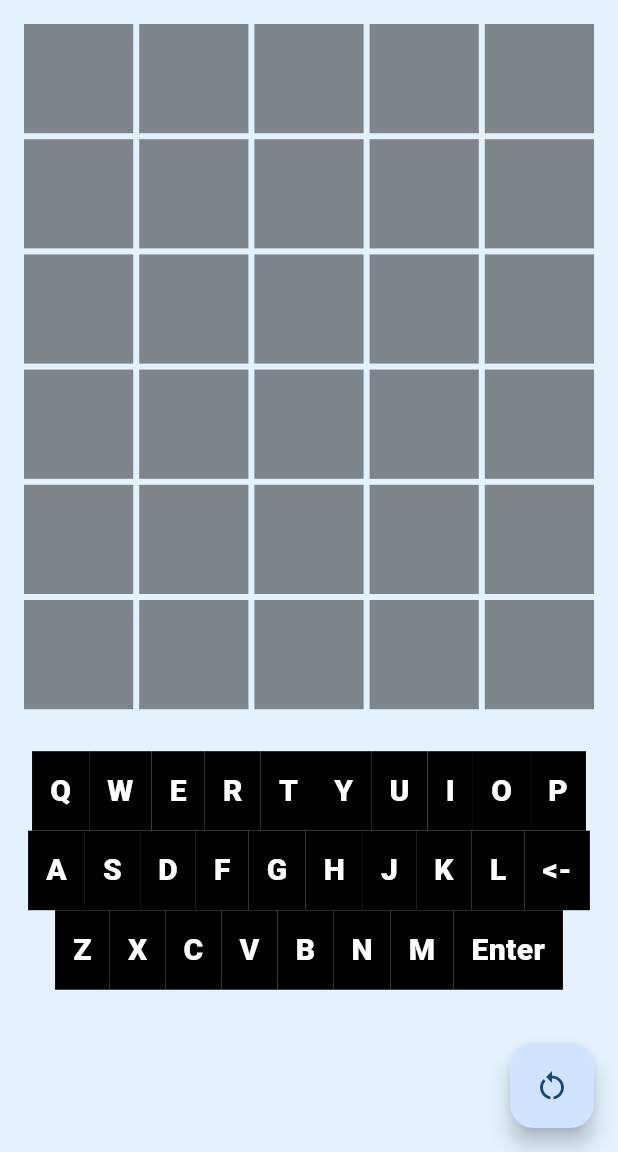
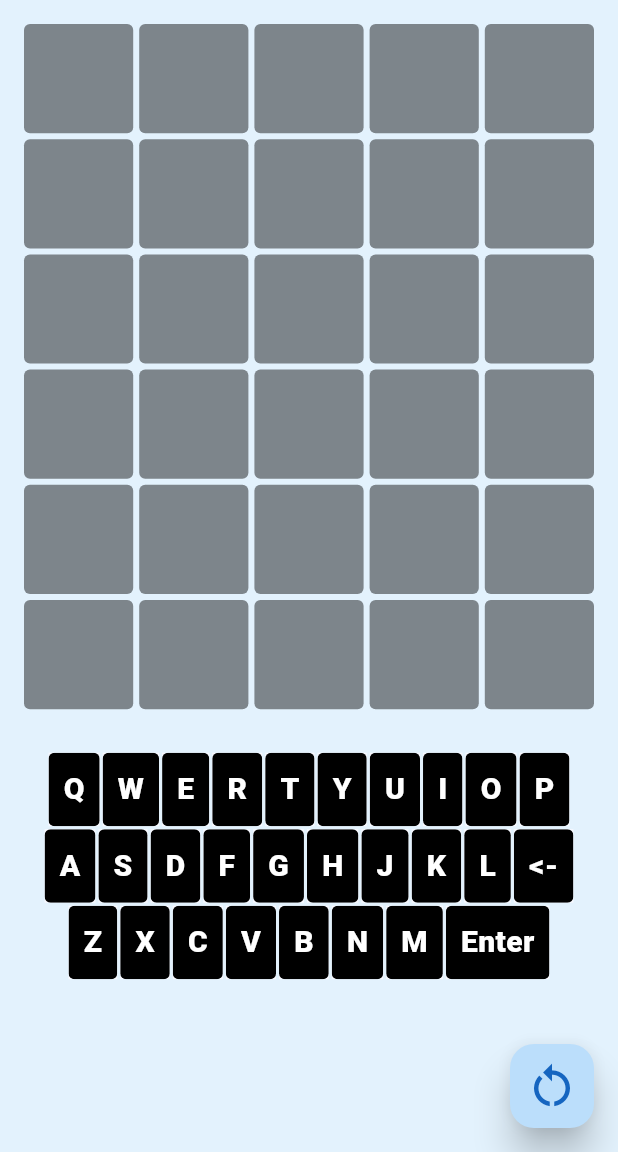
Before and after one commit to SophieHogg/wordle_flutter, a Flutter app: the screen it shows after launch, on a phone screen of 412 x 824 dp, the part 84-1236 px from its top. Run offline on Flutter 3.47's test engine with Material 3 defaults, Android fonts, the phone set to English and light mode, and no system bars.

Commit message:
Styling changes for rounding, README update

```diff
--- a/lib/components/guess_letter.dart
+++ b/lib/components/guess_letter.dart
@@ -19,8 +19,11 @@ class GuessLetter extends StatelessWidget {
   Widget build(BuildContext context) {
     return AspectRatio(
       aspectRatio: 1,
-      child: Material(
-        color: guessLetterBackgroundColour,
+      child: DecoratedBox(
+        decoration: BoxDecoration(
+          borderRadius: BorderRadius.all(Radius.circular(4)),
+          color: guessLetterBackgroundColour,
+        ),
         child: Container(
           padding: EdgeInsetsGeometry.all(12),
           child: Center(
--- a/lib/components/guess_matrix.dart
+++ b/lib/components/guess_matrix.dart
@@ -21,8 +21,8 @@ class GuessMatrix extends StatelessWidget {
         for (final guess in matrixColours)
           Row(
             children: [
-              for (final letter in guess)
-                Icon(Icons.square, size: 28, color: letter),
+              for (final letterColour in guess)
+                Icon(Icons.square, size: 28, color: letterColour),
             ],
           ),
       ],
--- a/lib/components/keyboard_letter.dart
+++ b/lib/components/keyboard_letter.dart
@@ -18,12 +18,21 @@ class KeyboardLetter extends StatelessWidget {
 
   @override
   Widget build(BuildContext context) {
-    return Material(
+    return Container(
+      padding: EdgeInsetsGeometry.all(1),
+      child: Material(
+        child: Container(
+          child: Ink(
+            decoration: BoxDecoration(
               color: status.colour,
+              borderRadius: BorderRadius.circular(4),
+            ),
+
             child: InkWell(
+              borderRadius: BorderRadius.circular(10),
               onTap: onLetterClick,
               child: Container(
-          padding: EdgeInsetsGeometry.all(12),
+                padding: EdgeInsetsGeometry.all(10),
                 child: Text(
                   letter,
                   style: TextStyle(
@@ -34,6 +43,9 @@ class KeyboardLetter extends StatelessWidget {
                 ),
               ),
             ),
+          ),
+        ),
+      ),
     );
   }
 }
--- a/lib/components/success_dialog.dart
+++ b/lib/components/success_dialog.dart
@@ -29,6 +29,7 @@ class SuccessDialog extends StatelessWidget {
         children: [
           Text(
             'You guessed the word "$correctGuess" in $guessesTaken $guessWord.',
+            style: TextStyle(fontSize: 16),
           ),
           Row(
             mainAxisAlignment: MainAxisAlignment.center,
@@ -42,7 +43,7 @@ class SuccessDialog extends StatelessWidget {
           onPressed: () {
             onRetry();
           },
-          child: const Text('Play again'),
+          child: const Text('Play again', style: TextStyle(fontSize: 18)),
         ),
       ],
     );
--- a/lib/main.dart
+++ b/lib/main.dart
@@ -350,9 +350,14 @@ class _MyHomePageState extends State<MyHomePage> {
         ),
       ),
       floatingActionButton: FloatingActionButton(
+        elevation: 10,
+        highlightElevation: 0,
+        foregroundColor: Colors.blue.shade800,
+        backgroundColor: Colors.blue.shade100,
+        splashColor: Colors.blue.shade200,
         onPressed: restart,
-        tooltip: 'Increment',
-        child: const Icon(Icons.restart_alt),
+        tooltip: 'Restart',
+        child: const Icon(Icons.restart_alt, size: 36),
       ), // This trailing comma makes auto-formatting nicer for build methods.
     );
   }
```
Also changed, not shown: 1 other file. Lines whose indentation alone changed are shown as unchanged.
